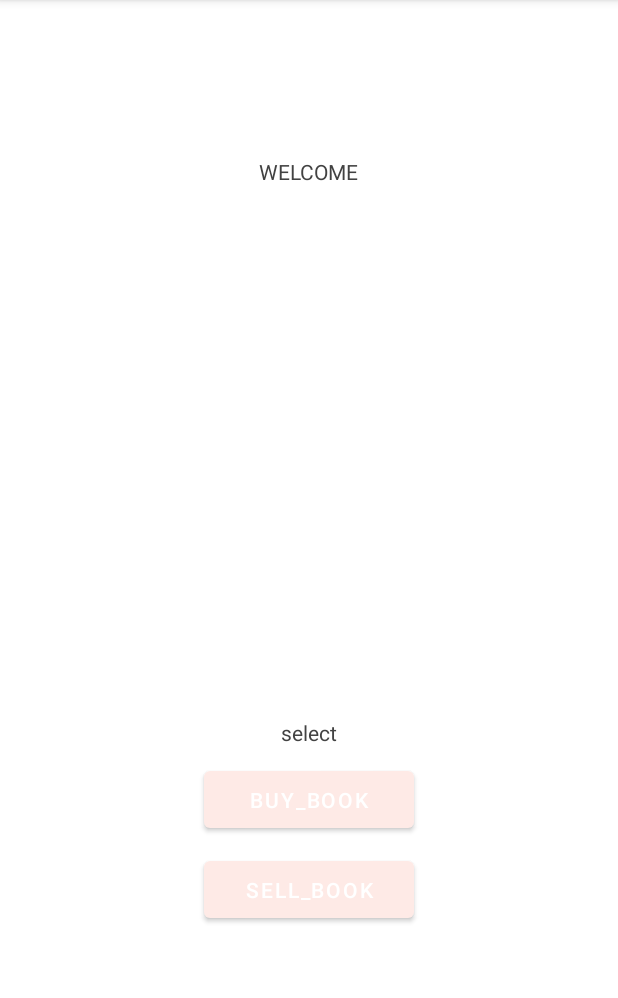
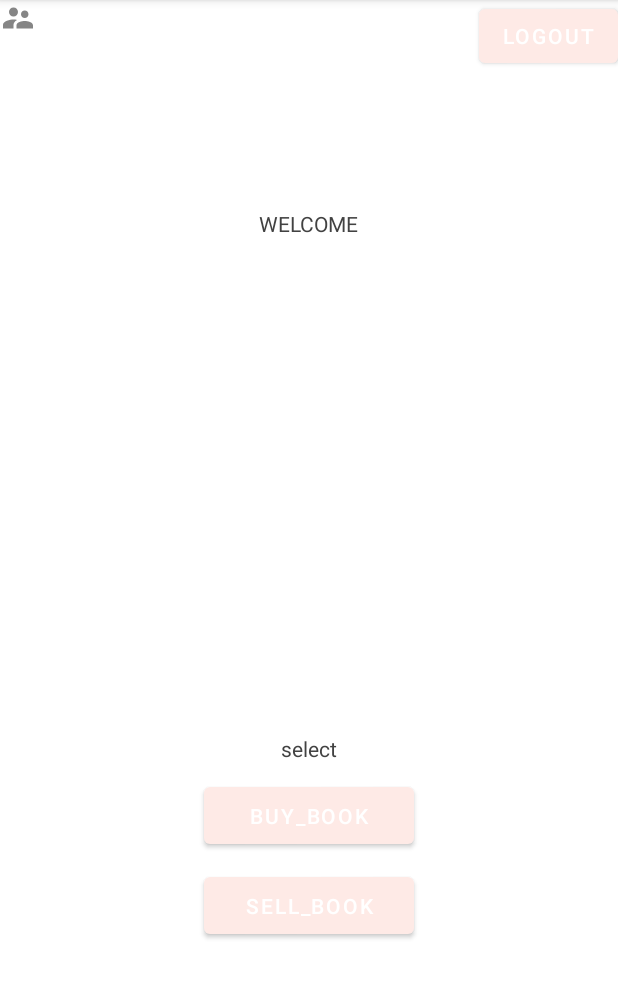
Before and after one commit to shivanisorte/BookBarter, an Android app: the BorrowLendActivity screen opened directly, with no data from a screen before it, on a phone screen of 412 x 824 dp, the part 84-1082 px from its top. Run offline under Robolectric (Android 15) with nearby library versions, the phone set to English and light mode, and no system bars; our stand-ins replace Firebase (no records; nobody signed in at launch, a user with empty details on screens opened directly); libraries missing offline, so code that uses them is left out: com.firebase.ui; Roboto replaces fonts that are not available here; 1 statement that could not run was skipped.

Commit message:
Add files via upload

```diff
--- a/app/src/main/res/layout/activity_borrow_lend.xml
+++ b/app/src/main/res/layout/activity_borrow_lend.xml
@@ -19,15 +19,17 @@
                 android:layout_width="wrap_content"
                 android:layout_height="wrap_content"
                 android:layout_alignParentLeft="true"
+                android:src="@drawable/ic_users" />
 
                 />
 
 
-            <ImageView
+            <Button
                 android:id="@+id/log_out"
                 android:layout_width="wrap_content"
                 android:layout_height="wrap_content"
                 android:layout_alignParentRight="true"
+                android:text="Logout"
                 />
 
         </RelativeLayout>
```
Also changed, not shown: app/src/main/res/layout/activity_artist.xml (+6 -1 lines).
